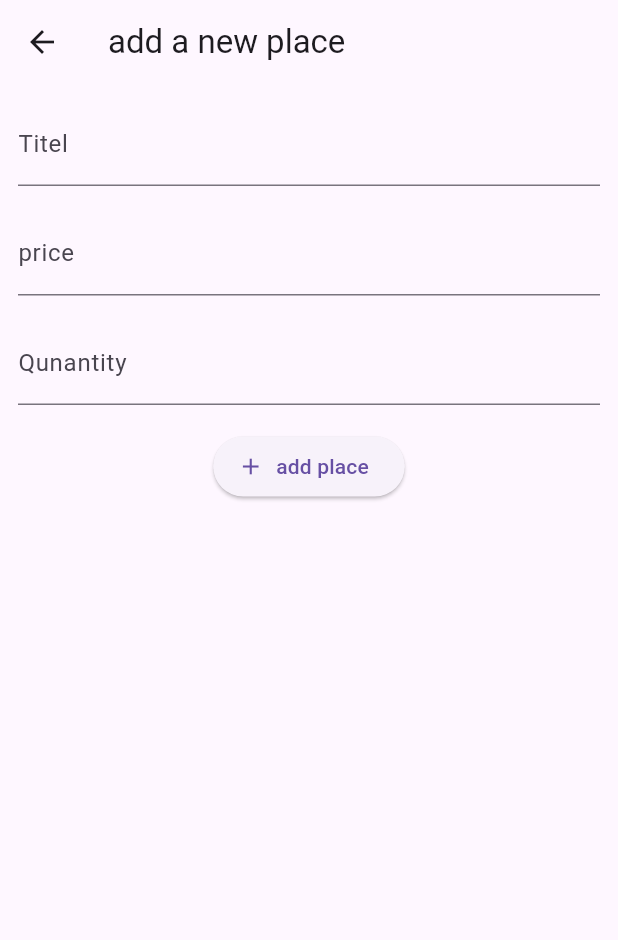
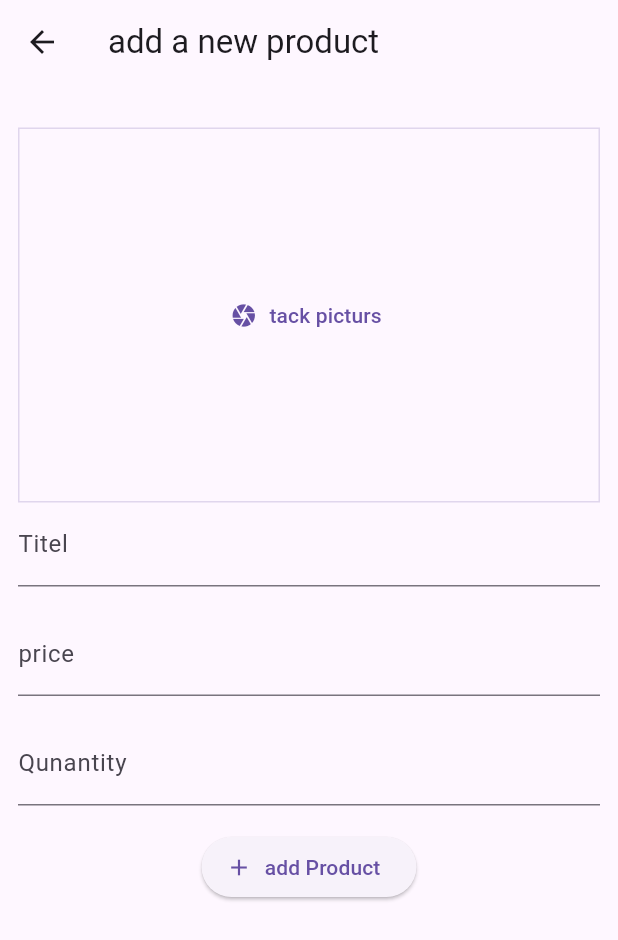
Before and after one commit to MaheshYalaka1/productlistwith-sqflite, a Flutter app: the screen it shows after launch, after a tap on the "add" icon, on a phone screen of 412 x 824 dp. Shown: the top 940 px of the screen. Run offline on Flutter 3.47's test engine with Material 3 defaults, Android fonts, the phone set to English and light mode, and no system bars; our stand-ins replace firebase_database, firebase_storage, flutter_riverpod, image_picker, sqflite; accounts and stored records are empty.

Commit message:
updatig image

```diff
--- a/lib/modal.dart/newplace.dart
+++ b/lib/modal.dart/newplace.dart
@@ -1,3 +1,5 @@
+import 'dart:io';
+
 import 'package:uuid/uuid.dart';
 
 const uuid = Uuid();
@@ -7,10 +9,12 @@ class Plase {
     required this.title,
     required this.price,
     required this.quantity,
+    required this.image,
     String? id,
   }) : id = id ?? uuid.v4();
   final String id;
   final String title;
   final String price;
   final String quantity;
+  final File image;
 }
--- a/lib/screens/add_places.dart
+++ b/lib/screens/add_places.dart
@@ -1,6 +1,8 @@
 import 'package:app_notification/modal.dart/user_products.dart';
+import 'package:app_notification/widget/image_input.dart';
 import 'package:flutter/material.dart';
 import 'package:flutter_riverpod/flutter_riverpod.dart';
+import 'dart:io';
 
 class AddProducts extends ConsumerStatefulWidget {
   const AddProducts({super.key});
@@ -14,18 +16,22 @@ class _AddProducts extends ConsumerState<AddProducts> {
   final _titleController = TextEditingController();
   final _priceController = TextEditingController();
   final _quantityController = TextEditingController();
+  File? _setectedImage;
 
   void _savePlaces() {
     final enterTitel = _titleController.text;
     final enterPrice = _priceController.text;
     final enterquantity = _quantityController.text;
 
-    if (enterTitel.isEmpty || enterPrice.isEmpty || enterquantity.isEmpty) {
+    if (enterTitel.isEmpty ||
+        enterPrice.isEmpty ||
+        enterquantity.isEmpty ||
+        _setectedImage == null) {
       return;
     }
     ref
         .read(productsListProvider.notifier)
-        .addPlace(enterTitel, enterPrice, enterquantity);
+        .addPlace(enterTitel, enterPrice, enterquantity, _setectedImage!);
     Navigator.of(context).pop();
   }
 
@@ -41,12 +47,20 @@ class _AddProducts extends ConsumerState<AddProducts> {
   Widget build(BuildContext context) {
     return Scaffold(
       appBar: AppBar(
-        title: const Text('add a new place'),
+        title: const Text('add a new product'),
       ),
       body: SingleChildScrollView(
         padding: const EdgeInsets.all(12),
         child: Column(
           children: [
+            SizedBox(
+              height: 17,
+            ),
+            ImageInput(
+              onPicked: (image) {
+                _setectedImage = image;
+              },
+            ),
             TextField(
               decoration: const InputDecoration(labelText: 'Titel'),
               controller: _titleController,
@@ -82,7 +96,7 @@ class _AddProducts extends ConsumerState<AddProducts> {
             ElevatedButton.icon(
               onPressed: _savePlaces,
               icon: const Icon(Icons.add),
-              label: const Text("add place"),
+              label: const Text("add Product"),
             ),
           ],
         ),
--- /dev/null
+++ b/lib/widget/image_input.dart
@@ -0,0 +1,66 @@
+import 'dart:io';
+
+import 'package:flutter/material.dart';
+import 'package:image_picker/image_picker.dart';
+
+class ImageInput extends StatefulWidget {
+  const ImageInput({super.key, required this.onPicked});
+  final void Function(File image) onPicked;
+  @override
+  State<StatefulWidget> createState() {
+    return _ImageInputState();
+  }
+}
+
+class _ImageInputState extends State<ImageInput> {
+  File? _selectedImage;
+  void _tackpictur() async {
+    final imagePicker = ImagePicker();
+    final pickimage = await imagePicker.pickImage(
+      source: ImageSource.gallery,
+      maxWidth: 600,
+    );
+    if (pickimage == null) {
+      return;
+    }
+    setState(() {
+      _selectedImage = File(
+        pickimage.path,
+      );
+    });
+    widget.onPicked(_selectedImage!);
+  }
+
+  @override
+  Widget build(BuildContext context) {
+    Widget content = TextButton.icon(
+      icon: const Icon(Icons.camera),
+      label: const Text('tack picturs'),
+      onPressed: _tackpictur,
+    );
+    if (_selectedImage != null) {
+      content = GestureDetector(
+        onTap: _tackpictur,
+        child: Image.file(
+          _selectedImage!,
+          fit: BoxFit.cover,
+          width: double.infinity,
+          height: double.infinity,
+        ),
+      );
+    }
+
+    return Container(
+      decoration: BoxDecoration(
+        border: Border.all(
+          width: 1,
+          color: Theme.of(context).colorScheme.primary.withOpacity(0.2),
+        ),
+      ),
+      height: 250,
+      width: double.infinity,
+      alignment: Alignment.center,
+      child: content,
+    );
+  }
+}
--- a/lib/widget/places_list.dart
+++ b/lib/widget/places_list.dart
@@ -20,7 +20,7 @@ class _placesListState extends ConsumerState<placesList> {
     if (widget.product.isEmpty) {
       return Center(
         child: Text(
-          'No places added yet',
+          'No Products added yet',
           style: Theme.of(context)
               .textTheme
               .bodyLarge!
@@ -31,6 +31,8 @@ class _placesListState extends ConsumerState<placesList> {
     return ListView.builder(
       itemCount: widget.product.length,
       itemBuilder: (ctx, index) => ListTile(
+        leading: CircleAvatar(
+            backgroundImage: FileImage(widget.product[index].image)),
         title: Text(
           widget.product[index].title,
           style: Theme.of(context)
--- a/pubspec.yaml
+++ b/pubspec.yaml
@@ -40,6 +40,7 @@ dependencies:
   path_provider: ^2.1.2
   flutter_riverpod: ^2.4.10
   google_fonts: ^6.1.0
+  image_picker: ^1.0.7
 
 dev_dependencies:
   flutter_test:
```
Also changed, not shown: lib/modal.dart/user_products.dart (+35 -13 lines), lib/screens/place_details.dart (+35 -7 lines), lib/screens/update.dart (deleted, +0 -92 lines), pubspec.lock, 5 other files.
